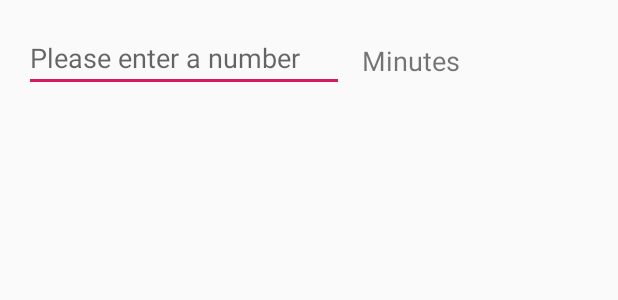
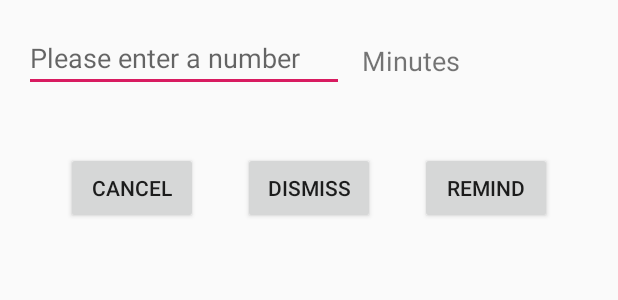
Before and after one commit to davidd-code/movie-night-planner, an Android app: the layout dialog_notification_threshold.xml on its own in the app's theme, with its tools: preview values and no code run, on a phone screen of 412 x 824 dp. Shown: the top 300 px of the screen. Run offline under Robolectric (Android 15) with nearby library versions, the light colour scheme and no system bars.

Commit message:
not sure what i did but same as previous commit?

```diff
--- a/app/src/main/java/com/example/assignment_1/controller/EditEventOnClickListener.java
+++ b/app/src/main/java/com/example/assignment_1/controller/EditEventOnClickListener.java
@@ -2,7 +2,6 @@ package com.example.assignment_1.controller;
 
 import android.content.Context;
 import android.content.Intent;
-import android.widget.Toast;
 
 import com.example.assignment_1.view.AddEditEventActivity;
 import com.example.assignment_1.viewModel.EventListAdapter;
@@ -31,7 +30,6 @@ public class EditEventOnClickListener implements EventListAdapter.OnItemClickLis
     public void onDeleteClick(int position) {
         //
         events.remove(position);
-        Toast.makeText(context, "Event Deleted", Toast.LENGTH_SHORT).show();
         adapter.notifyItemRemoved(position);
     }
 }
--- a/app/src/main/res/layout/dialog_notification_threshold.xml
+++ b/app/src/main/res/layout/dialog_notification_threshold.xml
@@ -28,4 +28,37 @@
         android:textSize="18sp"
         app:layout_constraintStart_toEndOf="@+id/notification_editText"
         app:layout_constraintTop_toTopOf="parent" />
+
+    <Button
+        android:id="@+id/dismiss_button"
+        android:layout_width="wrap_content"
+        android:layout_height="wrap_content"
+        android:layout_marginStart="8dp"
+        android:layout_marginTop="40dp"
+        android:layout_marginEnd="28dp"
+        android:text="@string/dismiss"
+        app:layout_constraintEnd_toStartOf="@+id/remind_button"
+        app:layout_constraintHorizontal_bias="0.913"
+        app:layout_constraintStart_toEndOf="@+id/cancel_button"
+        app:layout_constraintTop_toBottomOf="@+id/notification_editText" />
+
+    <Button
+        android:id="@+id/cancel_button"
+        android:layout_width="wrap_content"
+        android:layout_height="wrap_content"
+        android:layout_marginStart="44dp"
+        android:layout_marginTop="40dp"
+        android:text="@string/cancel"
+        app:layout_constraintStart_toStartOf="parent"
+        app:layout_constraintTop_toBottomOf="@+id/notification_editText" />
+
+    <Button
+        android:id="@+id/remind_button"
+        android:layout_width="wrap_content"
+        android:layout_height="wrap_content"
+        android:layout_marginTop="40dp"
+        android:layout_marginEnd="44dp"
+        android:text="@string/remind"
+        app:layout_constraintEnd_toEndOf="parent"
+        app:layout_constraintTop_toBottomOf="@+id/notification_editText" />
 </android.support.constraint.ConstraintLayout>
--- a/app/src/main/res/values/strings.xml
+++ b/app/src/main/res/values/strings.xml
@@ -37,4 +37,8 @@
     <string name="notification_threshold">Notification Threshold</string>
     <string name="minutes">Minutes</string>
     <string name="threshold_hint">Please enter a number</string>
+    <string name="dismiss">Dismiss</string>
+    <string name="cancel">Cancel</string>
+    <string name="remind">Remind</string>
+
 </resources>
```
Also changed, not shown: app/src/main/java/com/example/assignment_1/controller/NotificationThresholdOnClickListener.java (+19 -1 lines), app/src/main/java/com/example/assignment_1/view/NotificationThresholdDialog.java (+39 -3 lines).
